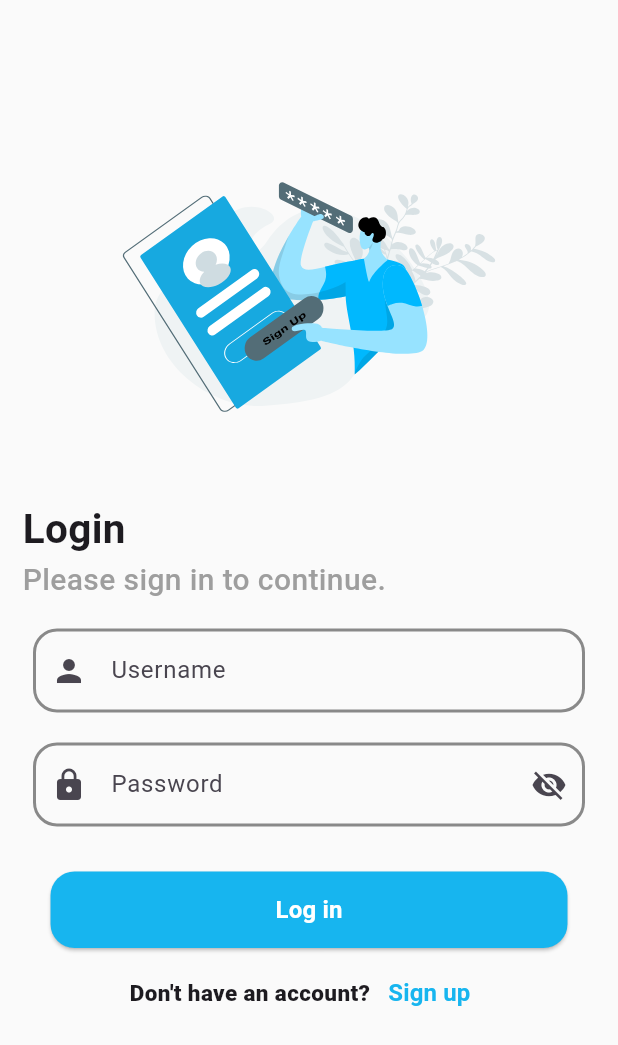
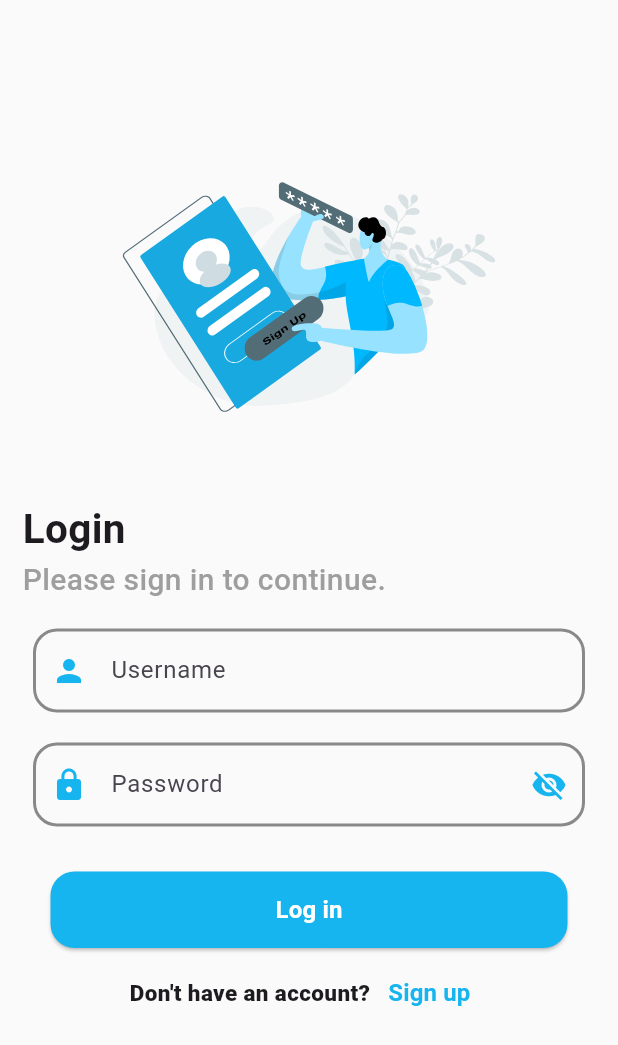
Before and after one commit to Rawda67/miniProjectThree, a Flutter app: the Loginscreen screen opened directly, on a phone screen of 412 x 824 dp. Shown: the top 1045 px of the screen. Run offline on Flutter 3.47's test engine with Material 3 defaults, Android fonts, the phone set to English and light mode, and no system bars; our stand-ins replace dio, flutter_svg, get.

Commit message:
changing the color of the icons in the LoginScreen

```diff
--- a/lib/main.dart
+++ b/lib/main.dart
@@ -1,4 +1,5 @@
 import 'package:flutter/material.dart';
+import 'package:mini_poject3/view/LoginScreen.dart';
 import 'package:mini_poject3/view/instgramScreen.dart';
 
 void main() {
@@ -10,6 +11,6 @@ class MyApp extends StatelessWidget {
 
   @override
   Widget build(BuildContext context) {
-    return MaterialApp(debugShowCheckedModeBanner: false, home: InstaScreen());
+    return MaterialApp(debugShowCheckedModeBanner: false, home: Loginscreen());
   }
 }
--- a/lib/view/LoginScreen.dart
+++ b/lib/view/LoginScreen.dart
@@ -119,7 +119,10 @@ class _LoginscreenState extends State<Loginscreen> {
                       decoration: InputDecoration(
                         labelText: "Username",
                         hintText: "Enter your username",
-                        prefixIcon: const Icon(Icons.person),
+                        prefixIcon: Icon(
+                          Icons.person,
+                          color: ConstantColors.primaryColor,
+                        ),
                         enabledBorder: OutlineInputBorder(
                           borderSide: const BorderSide(
                             color: Colors.black45,
@@ -170,12 +173,16 @@ class _LoginscreenState extends State<Loginscreen> {
                       decoration: InputDecoration(
                         labelText: "Password",
                         hintText: "Enter your password",
-                        prefixIcon: const Icon(Icons.lock),
+                        prefixIcon: Icon(
+                          Icons.lock,
+                          color: ConstantColors.primaryColor,
+                        ),
                         suffixIcon: IconButton(
                           icon: Icon(
                             obscurePassword
                                 ? Icons.visibility_off
                                 : Icons.visibility,
+                            color: ConstantColors.primaryColor,
                           ),
                           onPressed: () {
                             setState(() => obscurePassword = !obscurePassword);
```
